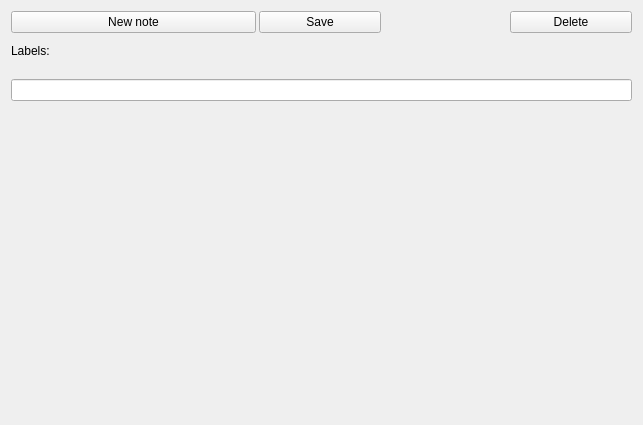
First picture: the form in temp_resources/notewidget.ui, repository SuperSolik/gui_1h2020-notes-app, before the edit.
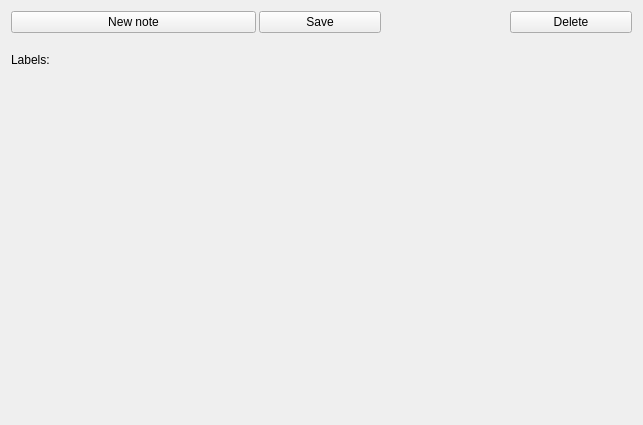
Second picture: the form after the edit.

Commit message: one-widget-like notewidget

Patch:
```diff
--- a/temp_resources/notewidget.ui
+++ b/temp_resources/notewidget.ui
@@ -14,6 +14,9 @@
    <string>Form</string>
   </property>
   <layout class="QVBoxLayout" name="verticalLayout">
+   <property name="spacing">
+    <number>0</number>
+   </property>
    <item>
     <layout class="QHBoxLayout" name="horizontalLayout" stretch="2,1,1,1">
      <property name="spacing">
@@ -26,7 +29,7 @@
       <number>0</number>
      </property>
      <property name="bottomMargin">
-      <number>5</number>
+      <number>10</number>
      </property>
      <item>
       <widget class="QPushButton" name="newNoteBtn">
@@ -84,6 +87,9 @@
      <property name="spacing">
       <number>3</number>
      </property>
+     <property name="topMargin">
+      <number>10</number>
+     </property>
      <property name="bottomMargin">
       <number>15</number>
      </property>
@@ -96,9 +102,6 @@
      </item>
     </layout>
    </item>
-   <item>
-    <widget class="QLineEdit" name="titleEdit"/>
-   </item>
    <item>
     <widget class="QStackedWidget" name="noteContent">
      <property name="frameShape">
```
The commit also changes 2 other files.
